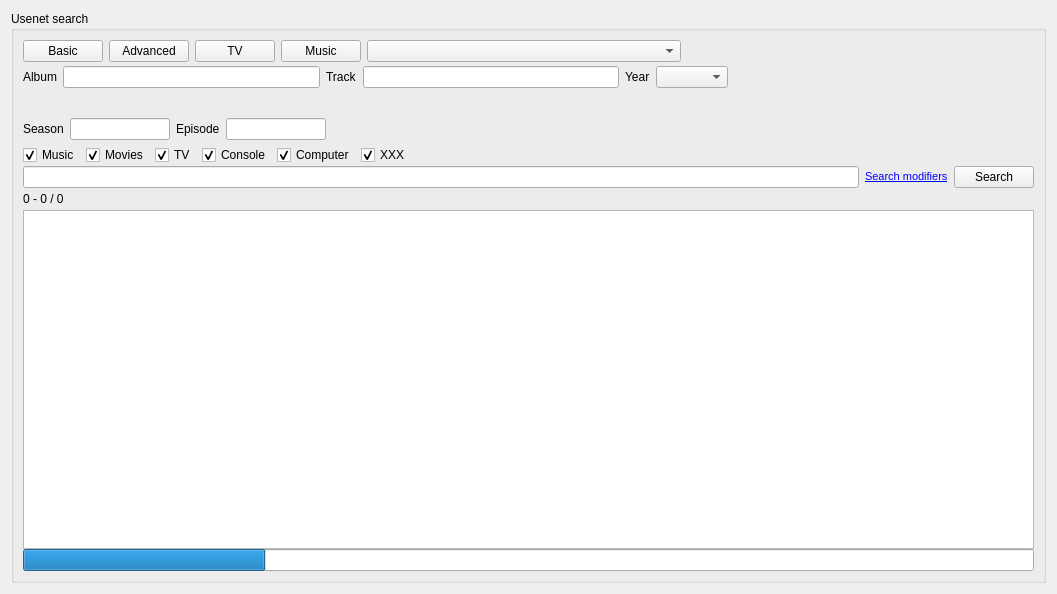
Qt form app/gui/search.ui (ensisoft/newsflash-plus) before a commit.
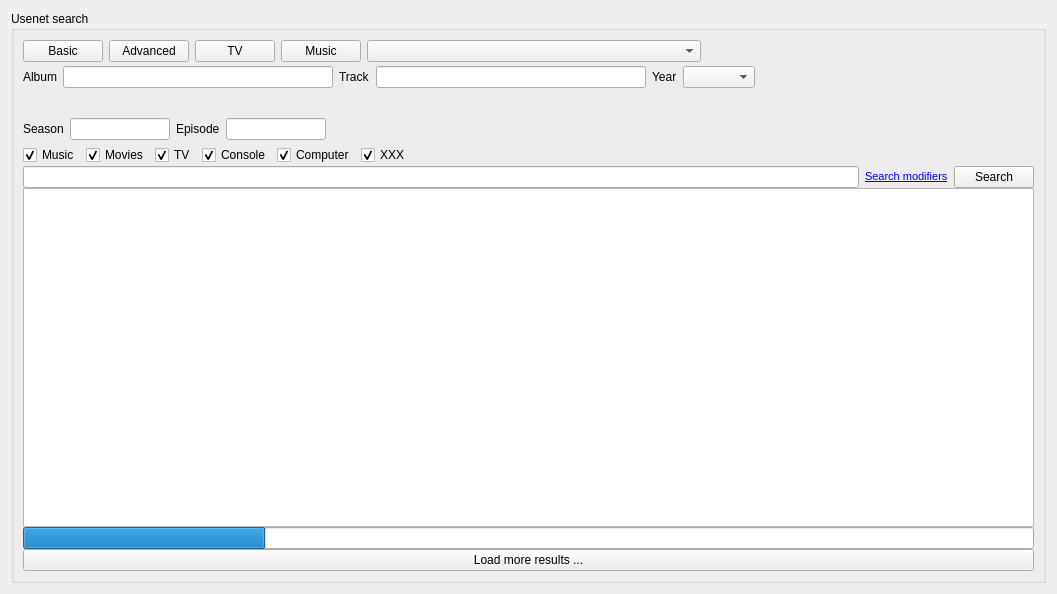
The same form after that commit. Icons and pictures are not drawn.

Commit message: Popup movie details in search Load more functionality in search

```diff
--- a/app/gui/search.ui
+++ b/app/gui/search.ui
@@ -491,29 +491,6 @@
           </item>
          </layout>
         </item>
-        <item>
-         <widget class="QPushButton" name="btnNewznab">
-          <property name="cursor">
-           <cursorShape>PointingHandCursor</cursorShape>
-          </property>
-          <property name="text">
-           <string/>
-          </property>
-          <property name="icon">
-           <iconset>
-            <normaloff>:/powered.png</normaloff>:/powered.png</iconset>
-          </property>
-          <property name="iconSize">
-           <size>
-            <width>105</width>
-            <height>35</height>
-           </size>
-          </property>
-          <property name="flat">
-           <bool>true</bool>
-          </property>
-         </widget>
-        </item>
        </layout>
       </item>
       <item>
@@ -544,61 +521,6 @@
         </item>
        </layout>
       </item>
-      <item>
-       <layout class="QHBoxLayout" name="horizontalLayout_2">
-        <property name="topMargin">
-         <number>0</number>
-        </property>
-        <item>
-         <widget class="QLabel" name="lblResult">
-          <property name="text">
-           <string>0 - 0 / 0</string>
-          </property>
-         </widget>
-        </item>
-        <item>
-         <widget class="QPushButton" name="btnPrev">
-          <property name="text">
-           <string/>
-          </property>
-          <property name="icon">
-           <iconset>
-            <normaloff>:/ico/ico_prev.png</normaloff>:/ico/ico_prev.png</iconset>
-          </property>
-          <property name="flat">
-           <bool>true</bool>
-          </property>
-         </widget>
-        </item>
-        <item>
-         <widget class="QPushButton" name="btnNext">
-          <property name="text">
-           <string/>
-          </property>
-          <property name="icon">
-           <iconset>
-            <normaloff>:/ico/ico_next.png</normaloff>:/ico/ico_next.png</iconset>
-          </property>
-          <property name="flat">
-           <bool>true</bool>
-          </property>
-         </widget>
-        </item>
-        <item>
-         <spacer name="horizontalSpacer_2">
-          <property name="orientation">
-           <enum>Qt::Horizontal</enum>
-          </property>
-          <property name="sizeHint" stdset="0">
-           <size>
-            <width>40</width>
-            <height>20</height>
-           </size>
-          </property>
-         </spacer>
-        </item>
-       </layout>
-      </item>
       <item>
        <widget class="QTableView" name="tableView">
         <property name="mouseTracking">
@@ -652,6 +574,13 @@
         </property>
        </widget>
       </item>
+      <item>
+       <widget class="QPushButton" name="btnSearchMore">
+        <property name="text">
+         <string>Load more results ...</string>
+        </property>
+       </widget>
+      </item>
      </layout>
     </widget>
    </item>
```
Left out of the diff: 3 changed lines with no effect on the pictures. The commit also changes 8 other files.
